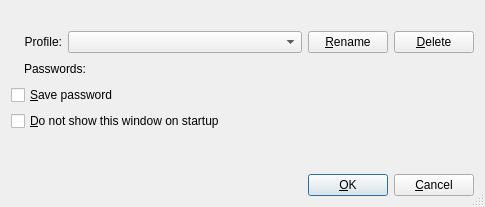
Above: branches/branch-playground/plugins/_core/logindlgbase.ui from BackupTheBerlios/sim-im-svn before the change. Below: the same form after it.
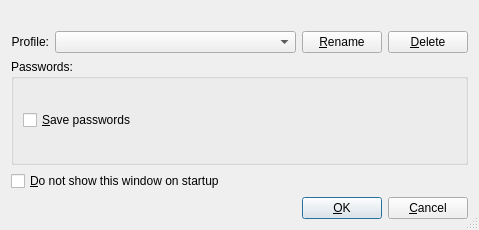
That is the form after the change.

Commit message: Fixed: Login dialog layout

```diff
--- a/branches/branch-playground/plugins/_core/logindlgbase.ui
+++ b/branches/branch-playground/plugins/_core/logindlgbase.ui
@@ -1,12 +1,12 @@
 <ui version="4.0" >
  <class>LoginDialogBase</class>
- <widget class="QDialog" name="LoginDialogBase" >
-  <property name="geometry" >
+ <widget class="QDialog" name="LoginDialogBase">
+  <property name="geometry">
    <rect>
     <x>0</x>
     <y>0</y>
-    <width>485</width>
-    <height>207</height>
+    <width>479</width>
+    <height>230</height>
    </rect>
   </property>
   <property name="windowTitle" >
@@ -15,16 +15,13 @@
   <property name="sizeGripEnabled" >
    <bool>true</bool>
   </property>
-  <layout class="QGridLayout" >
-   <property name="margin" >
+  <layout class="QVBoxLayout" name="_3">
+   <property name="margin">
     <number>11</number>
    </property>
-   <property name="spacing" >
-    <number>6</number>
-   </property>
-   <item row="0" column="0" >
-    <widget class="QLabel" name="lblMessage" >
-     <property name="font" >
+   <item>
+    <widget class="QLabel" name="lblMessage">
+     <property name="font">
       <font>
        <weight>75</weight>
        <bold>true</bold>
@@ -41,47 +38,84 @@
      </property>
     </widget>
    </item>
-   <item row="2" column="0" >
-    <widget class="QCheckBox" name="chkSave" >
-     <property name="text" >
-      <string>&amp;Save password</string>
+   <item>
+    <layout class="QHBoxLayout" name="horizontalLayout">
+     <item>
+      <widget class="QLabel" name="lblProfile">
+       <property name="text">
+        <string>Profile:</string>
+       </property>
+       <property name="alignment">
+        <set>Qt::AlignRight|Qt::AlignTrailing|Qt::AlignVCenter</set>
+       </property>
+       <property name="wordWrap">
+        <bool>false</bool>
+       </property>
+      </widget>
+     </item>
+     <item>
+      <widget class="QComboBox" name="cmbProfile">
+       <property name="sizePolicy">
+        <sizepolicy hsizetype="Expanding" vsizetype="Preferred">
+         <horstretch>0</horstretch>
+         <verstretch>0</verstretch>
+        </sizepolicy>
+       </property>
+      </widget>
+     </item>
+     <item>
+      <widget class="QPushButton" name="btnRename">
+       <property name="text">
+        <string>&amp;Rename</string>
+       </property>
+      </widget>
+     </item>
+     <item>
+      <widget class="QPushButton" name="btnDelete">
+       <property name="text">
+        <string>&amp;Delete</string>
+       </property>
+      </widget>
+     </item>
+    </layout>
+   </item>
+   <item>
+    <widget class="QGroupBox" name="groupBoxPasswords">
+     <property name="sizePolicy">
+      <sizepolicy hsizetype="Preferred" vsizetype="Expanding">
+       <horstretch>0</horstretch>
+       <verstretch>0</verstretch>
+      </sizepolicy>
      </property>
+     <property name="title">
+      <string>Passwords:</string>
+     </property>
+     <layout class="QVBoxLayout" name="_2">
+      <item>
+       <layout class="QVBoxLayout" name="verticalLayout"/>
+      </item>
+      <item>
+       <widget class="QCheckBox" name="chkSave">
+        <property name="text">
+         <string>&amp;Save passwords</string>
+        </property>
+       </widget>
+      </item>
+     </layout>
     </widget>
    </item>
-   <item row="3" column="0" >
-    <widget class="QCheckBox" name="chkNoShow" >
-     <property name="text" >
+   <item>
+    <widget class="QCheckBox" name="chkNoShow">
+     <property name="text">
       <string>&amp;Do not show this window on startup</string>
      </property>
     </widget>
    </item>
-   <item row="4" column="0" >
-    <spacer name="Spacer2" >
-     <property name="orientation" >
-      <enum>Qt::Vertical</enum>
-     </property>
-     <property name="sizeType" >
-      <enum>QSizePolicy::Expanding</enum>
-     </property>
-     <property name="sizeHint" stdset="0" >
-      <size>
-       <width>20</width>
-       <height>20</height>
-      </size>
-     </property>
-    </spacer>
-   </item>
-   <item row="5" column="0" >
-    <layout class="QHBoxLayout" >
-     <property name="spacing" >
-      <number>6</number>
-     </property>
-     <property name="margin" >
-      <number>0</number>
-     </property>
+   <item>
+    <layout class="QHBoxLayout">
      <item>
-      <spacer name="Horizontal Spacing2" >
-       <property name="orientation" >
+      <spacer name="Horizontal Spacing2">
+       <property name="orientation">
         <enum>Qt::Horizontal</enum>
        </property>
        <property name="sizeType" >
@@ -96,8 +130,8 @@
       </spacer>
      </item>
      <item>
-      <widget class="QPushButton" name="buttonOk" >
-       <property name="text" >
+      <widget class="QPushButton" name="buttonOk">
+       <property name="text">
         <string>&amp;OK</string>
        </property>
        <property name="autoDefault" >
@@ -109,8 +143,8 @@
       </widget>
      </item>
      <item>
-      <widget class="QPushButton" name="buttonCancel" >
-       <property name="text" >
+      <widget class="QPushButton" name="buttonCancel">
+       <property name="text">
         <string>&amp;Cancel</string>
        </property>
        <property name="autoDefault" >
@@ -120,102 +154,6 @@
      </item>
     </layout>
    </item>
-   <item row="1" column="0" >
-    <layout class="QGridLayout" >
-     <property name="margin" >
-      <number>0</number>
-     </property>
-     <property name="spacing" >
-      <number>6</number>
-     </property>
-     <item row="0" column="0" >
-      <widget class="QLabel" name="TextLabel1" >
-       <property name="text" >
-        <string/>
-       </property>
-       <property name="wordWrap" >
-        <bool>false</bool>
-       </property>
-      </widget>
-     </item>
-     <item row="1" column="1" >
-      <widget class="QLabel" name="lblPasswd" >
-       <property name="text" >
-        <string>Passwords:</string>
-       </property>
-       <property name="alignment" >
-        <set>Qt::AlignLeading|Qt::AlignLeft|Qt::AlignVCenter</set>
-       </property>
-       <property name="wordWrap" >
-        <bool>false</bool>
-       </property>
-      </widget>
-     </item>
-     <item row="0" column="1" colspan="2" >
-      <layout class="QHBoxLayout" >
-       <property name="spacing" >
-        <number>6</number>
-       </property>
-       <property name="margin" >
-        <number>0</number>
-       </property>
-       <item>
-        <widget class="QLabel" name="lblProfile" >
-         <property name="text" >
-          <string>Profile:</string>
-         </property>
-         <property name="alignment" >
-          <set>Qt::AlignRight|Qt::AlignTrailing|Qt::AlignVCenter</set>
-         </property>
-         <property name="wordWrap" >
-          <bool>false</bool>
-         </property>
-        </widget>
-       </item>
-       <item>
-        <widget class="QComboBox" name="cmbProfile" >
-         <property name="sizePolicy" >
-          <sizepolicy vsizetype="Fixed" hsizetype="Expanding" >
-           <horstretch>0</horstretch>
-           <verstretch>0</verstretch>
-          </sizepolicy>
-         </property>
-        </widget>
-       </item>
-       <item>
-        <widget class="QPushButton" name="btnRename" >
-         <property name="text" >
-          <string>&amp;Rename</string>
-         </property>
-        </widget>
-       </item>
-       <item>
-        <widget class="QPushButton" name="btnDelete" >
-         <property name="text" >
-          <string>&amp;Delete</string>
-         </property>
-        </widget>
-       </item>
-      </layout>
-     </item>
-     <item row="1" column="2" >
-      <spacer name="Spacer3" >
-       <property name="orientation" >
-        <enum>Qt::Horizontal</enum>
-       </property>
-       <property name="sizeType" >
-        <enum>QSizePolicy::Expanding</enum>
-       </property>
-       <property name="sizeHint" stdset="0" >
-        <size>
-         <width>20</width>
-         <height>20</height>
-        </size>
-       </property>
-      </spacer>
-     </item>
-    </layout>
-   </item>
   </layout>
  </widget>
  <pixmapfunction>qPixmapFromMimeSource</pixmapfunction>
```
Left out of the diff: 34 changed lines with no effect on the pictures. The commit also changes 2 other files.
